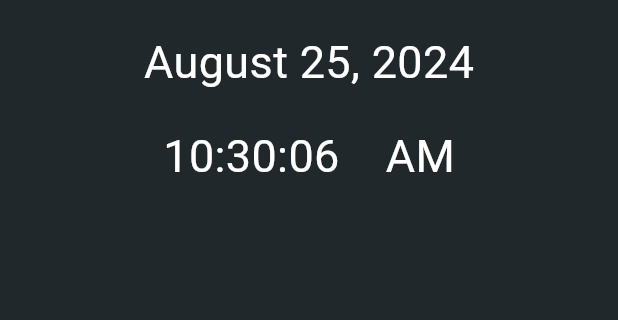
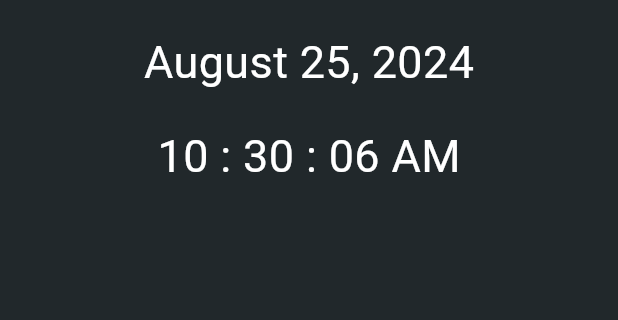
Before and after one commit to MahmoudBander/date_app, a Flutter app: the screen it shows after launch, on a phone screen of 412 x 824 dp, the part 583-903 px from its top. Run offline on Flutter 3.47's test engine with Material 3 defaults, Android fonts, the phone set to English and light mode, and no system bars.

```diff
--- a/lib/main.dart
+++ b/lib/main.dart
@@ -1,9 +1,8 @@
 // ignore_for_file: prefer_const_constructors, prefer_const_literals_to_create_immutables, override_on_non_overriding_member, unused_import
-
-
 
 import 'package:flutter/material.dart';
 import "dart:async";
+import 'package:intl/intl.dart';
 
 void main() {
   runApp(const MyApp());
@@ -30,95 +29,16 @@ class DateApp extends StatefulWidget {
 }
 
 class _DateAppState extends State<DateApp> {
-  String year = "";
-  String month = "";
-  String dayNumber = "";
-  String dayweek = "";
-  // Time
-  int hour = 0;
-  String min = "";
-  String sce = "";
-  // Date
-  String pmORam = "AM";
+  String weekday = "";
+  String date = "";
+  String timeNow = "";
+
   changeEverySec() {
     Timer.periodic(Duration(seconds: 1), (Timer) {
       setState(() {
-        // Time
-        hour = DateTime.now().hour;
-        if (hour > 12) {
-          hour = hour - 12;
-          pmORam = "PM";
-        }
-        min = DateTime.now().minute.toString();
-        sce = DateTime.now().second.toString();
-        // Date
-        year = DateTime.now().year.toString();
-        month = DateTime.now().month.toString();
-        switch (month) {
-          case "1":
-            month = "January";
-            break;
-          case "2":
-            month = "February";
-            break;
-          case "3":
-            month = "March";
-            break;
-          case "4":
-            month = "April";
-            break;
-          case "5":
-            month = "May";
-            break;
-          case "6":
-            month = "June";
-            break;
-          case "7":
-            month = "July";
-            break;
-          case "8":
-            month = "August";
-            break;
-          case "9":
-            month = "September";
-            break;
-          case "10":
-            month = "October";
-            break;
-          case "11":
-            month = "November";
-            break;
-          case "12":
-            month = "December";
-            break;
-        }
-
-        dayNumber = DateTime.now().day.toString();
-        dayweek = DateTime.now().weekday.toString();
-
-        switch (dayweek) {
-          case "1":
-            dayweek = "Monday";
-            break;
-          case "2":
-            dayweek = "Tuesday";
-            break;
-          case "3":
-            dayweek = "Wednesday";
-            break;
-          case "4":
-            dayweek = "Thursday";
-            break;
-          case "5":
-            dayweek = "Friday";
-            break;
-          case "6":
-            dayweek = "Saturday";
-            break;
-          case "7":
-            dayweek = "Sunday";
-            break;
-        }
+        weekday =(DateFormat("EEEE").format(DateTime.now()));
+        date = (DateFormat("MMMM d, y").format(DateTime.now()));
+        timeNow = (DateFormat("hh : mm : ss a").format(DateTime.now()));
       });
     });
   }
@@ -149,21 +69,21 @@ class _DateAppState extends State<DateApp> {
           mainAxisAlignment: MainAxisAlignment.center,
           children: [
             Text(
-              "Todays Date is $dayweek",
+              "Todays Date is $weekday",
               style: TextStyle(fontSize: 30, color: Colors.white),
             ),
             SizedBox(
               height: 20,
             ),
             Text(
-              "$month $dayNumber, $year",
+              date,
               style: TextStyle(fontSize: 30, color: Colors.white),
             ),
             SizedBox(
               height: 20,
             ),
             Text(
-              "${hour.toString().padLeft(2, "0")}:${min.padLeft(2, "0")}:${sce.padLeft(2, "0")}    $pmORam",
+              timeNow,
               style: TextStyle(fontSize: 30, color: Colors.white),
             ),
             SizedBox(
--- a/pubspec.yaml
+++ b/pubspec.yaml
@@ -35,6 +35,7 @@ dependencies:
   # The following adds the Cupertino Icons font to your application.
   # Use with the CupertinoIcons class for iOS style icons.
   cupertino_icons: ^1.0.6
+  intl: ^0.19.0
 
 dev_dependencies:
   flutter_test:
```
Also changed, not shown: pubspec.lock.
